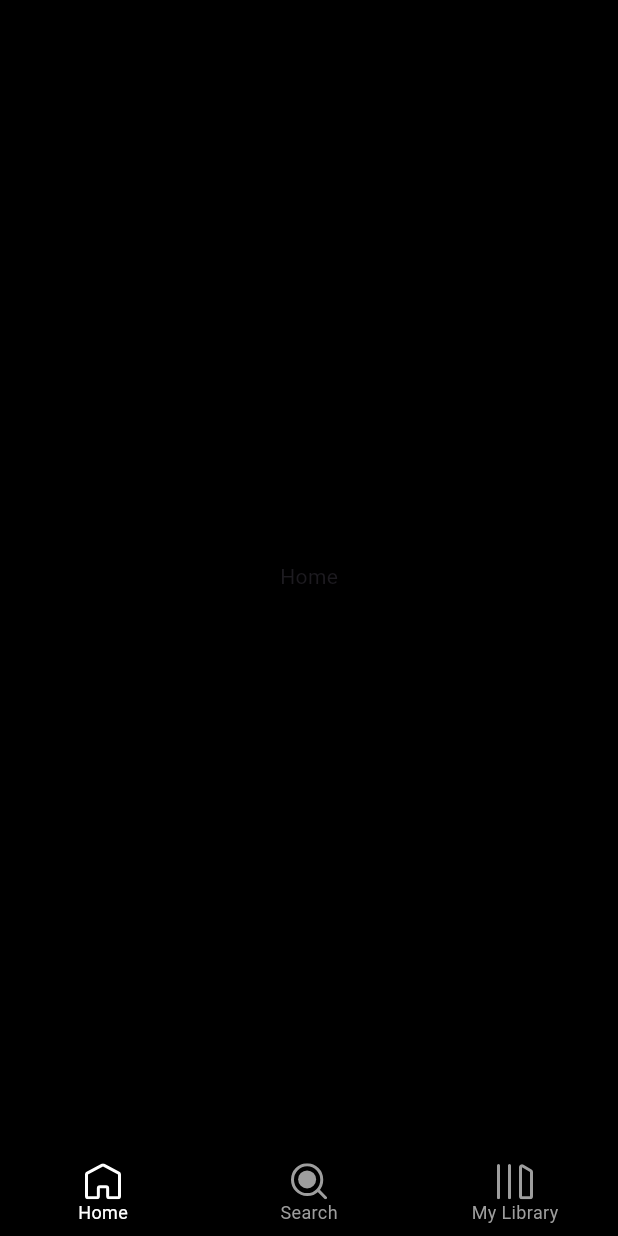
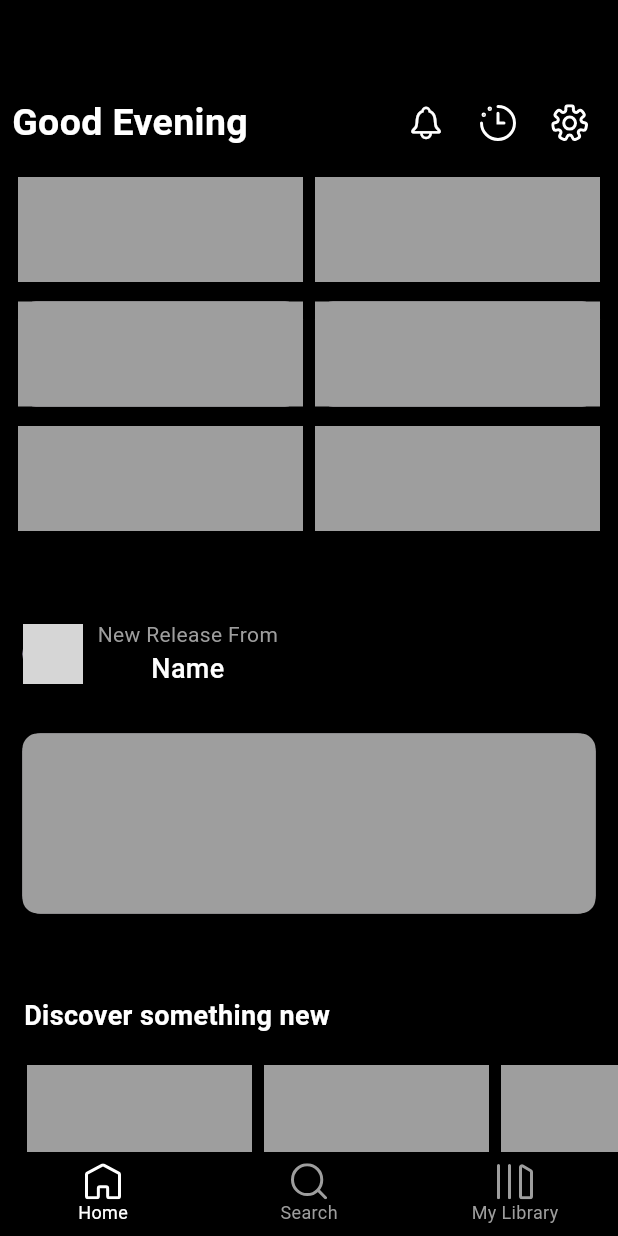
Before and after one commit to Mohammedsajadvt/spotify-clone, a Flutter app: the screen it shows after launch, on a phone screen of 412 x 824 dp. Run offline on Flutter 3.47's test engine with Material 3 defaults, Android fonts, the phone set to English and light mode, and no system bars; our stand-ins replace flutter_svg; network calls fail; grey boxes are pictures that could not be loaded.

Commit message:
Home Screen Ui Planning Completed

```diff
--- a/lib/presentation/pages/home_screen.dart
+++ b/lib/presentation/pages/home_screen.dart
@@ -1,11 +1,178 @@
+import 'package:flutter/cupertino.dart';
 import 'package:flutter/material.dart';
+import 'package:flutter_svg/flutter_svg.dart';
 
 import '../../domain/core/constant_values.dart';
+import '../widgets/music_card.dart';
+
 class HomeScreen extends StatelessWidget {
   const HomeScreen({super.key});
 
   @override
   Widget build(BuildContext context) {
-    return Scaffold(backgroundColor: black,body: Center(child: Text('Home'),),);
+    return Scaffold(
+        backgroundColor: black,
+        body: ListView(
+          children: [
+            SizedBox(
+              height: 50,
+            ),
+            Padding(
+              padding: const EdgeInsets.all(8.0),
+              child: Row(
+                children: [
+                  Expanded(
+                      child: Text(
+                    'Good Evening',
+                    style: TextStyle(
+                        color: Colors.white,
+                        fontSize: 25,
+                        fontWeight: FontWeight.bold),
+                  )),
+                  IconButton(
+                      onPressed: () {},
+                      icon: Icon(
+                        CupertinoIcons.bell,
+                        color: Colors.white,
+                        size: 25,
+                      )),
+                  IconButton(
+                      onPressed: () {},
+                      icon: SvgPicture.asset(
+                        'icons/Recents.svg',
+                        color: Colors.white,
+                      )),
+                  IconButton(
+                      onPressed: () {},
+                      icon: SvgPicture.asset(
+                        'icons/Settings.svg',
+                        color: Colors.white,
+                      )),
+                ],
+              ),
+            ),
+            Row(
+              mainAxisAlignment: MainAxisAlignment.center,
+              children: [
+                Card(
+                    child: Container(
+                  height: 70,
+                  width: 190,
+                  color: Colors.grey,
+                )),
+                Card(
+                    child: Container(
+                  height: 70,
+                  width: 190,
+                  color: Colors.grey,
+                ))
+              ],
+            ),
+            SizedBox(
+              height: 5,
+            ),
+            Row(
+              mainAxisAlignment: MainAxisAlignment.center,
+              children: [
+                Card(
+                    child: Container(
+                  height: 70,
+                  width: 190,
+                  color: Colors.grey,
+                )),
+                Card(
+                    child: Container(
+                  height: 70,
+                  width: 190,
+                  color: Colors.grey,
+                ))
+              ],
+            ),
+            SizedBox(
+              height: 5,
+            ),
+            Row(
+              mainAxisAlignment: MainAxisAlignment.center,
+              children: [
+                Card(
+                    child: Container(
+                  height: 70,
+                  width: 190,
+                  color: Colors.grey,
+                )),
+                Card(
+                    child: Container(
+                  height: 70,
+                  width: 190,
+                  color: Colors.grey,
+                ))
+              ],
+            ),
+            SizedBox(
+              height: 40,
+            ),
+            Padding(
+              padding: const EdgeInsets.all(15.0),
+              child: Row(
+                children: [
+                  Align(
+                      alignment: Alignment.centerLeft,
+                      child: CircleAvatar(
+                        backgroundImage: NetworkImage(
+                            'https://img.freepik.com/premium-photo/woman-wearing-headphones-front-green-wall_713888-6542.jpg?size=626&ext=jpg&ga=GA1.1.1900052020.1717854544&semt=ais_user'),
+                        radius: 20,
+                      )),
+                  Column(
+                    children: [
+                      Padding(
+                        padding: const EdgeInsets.symmetric(horizontal: 10),
+                        child: Text(
+                          'New Release From',
+                          style: TextStyle(color: Colors.grey),
+                        ),
+                      ),
+                      Text(
+                        'Name',
+                        style: TextStyle(
+                            color: Colors.white,
+                            fontSize: 18,
+                            fontWeight: FontWeight.w500),
+                      )
+                    ],
+                  )
+                ],
+              ),
+            ),
+            Padding(
+              padding: const EdgeInsets.all(11.0),
+              child: Card(
+                child: Container(
+                  width: 90,
+                  height: 120,
+                  decoration: BoxDecoration(
+                      color: Colors.grey,
+                      borderRadius: BorderRadius.circular(10)),
+                ),
+              ),
+            ),
+            const SizedBox(
+              height: 40,
+            ),
+            const Padding(
+              padding: EdgeInsets.only(left: 16),
+              child: Text(
+                'Discover something new',
+                style: TextStyle(
+                    color: Colors.white,
+                    fontSize: 18,
+                    fontWeight: FontWeight.bold),
+              ),
+            ),
+            SizedBox(height: 20,),
+            MusicCard(),
+            SizedBox(height: 10,),
+
+          ],
+        ));
   }
 }
--- /dev/null
+++ b/lib/presentation/widgets/music_card.dart
@@ -0,0 +1,30 @@
+import 'package:flutter/material.dart';
+
+class MusicCard extends StatelessWidget {
+  const MusicCard({
+    super.key,
+  });
+
+  @override
+  Widget build(BuildContext context) {
+    return SizedBox(
+      height: 150,
+      child: ListView.builder(
+          padding: const EdgeInsets.symmetric(horizontal: 18),
+          shrinkWrap: true,
+          scrollDirection: Axis.horizontal,
+          itemCount: 10,
+          itemBuilder: (ctx, index) {
+            return Padding(
+              padding: const EdgeInsets.only(right:8),
+              child: InkWell(
+                child: Container(
+                  color: Colors.grey,
+                  width: 150,
+                ),
+              ),
+            );
+          }),
+    );
+  }
+}
```
Also changed, not shown: icons/Recents.svg (added), icons/Settings.svg (added), icons/search.svg.
